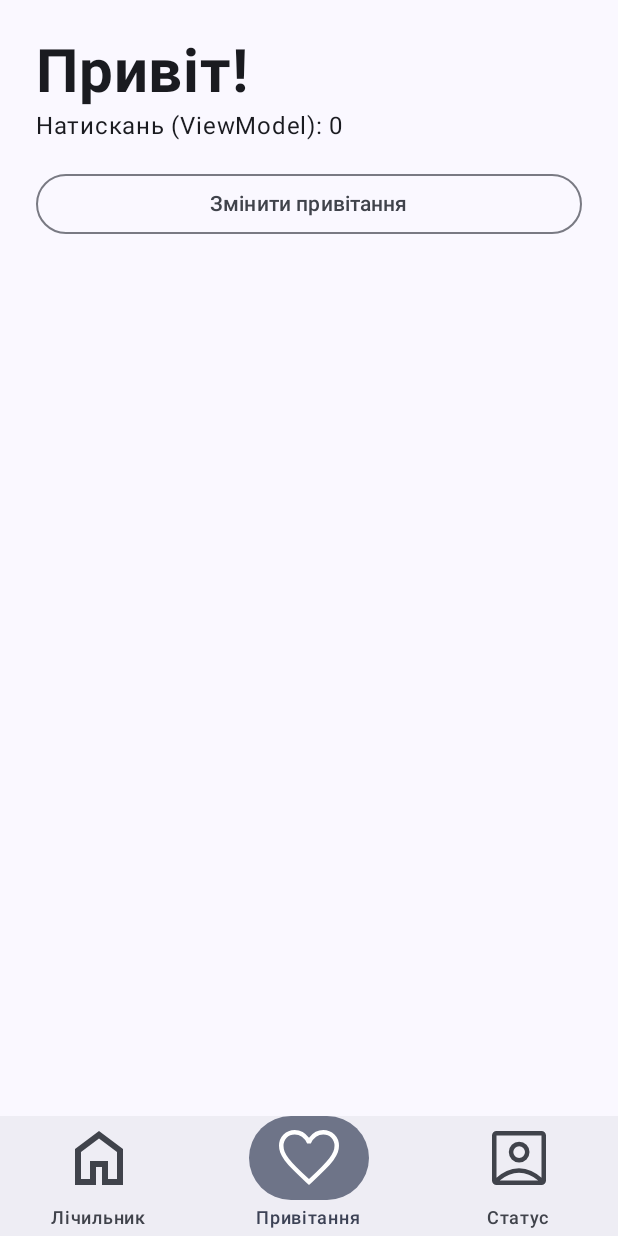
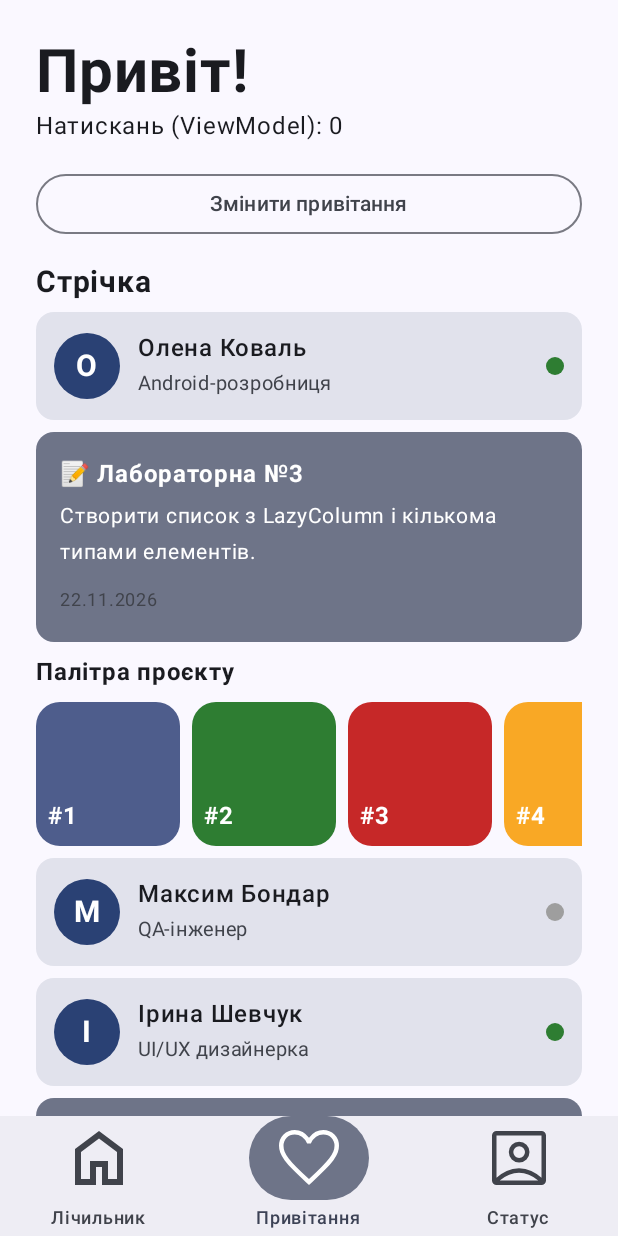
Before and after one commit to DariaPudzerei/Lab1-Android, an Android app built with Jetpack Compose: the screen it shows after launch (MainActivity), item 2 of the bottom bar chosen, on a phone screen of 412 x 824 dp. Run offline under Robolectric (Android 15) with nearby library versions, the phone set to English and light mode, and no system bars; our stand-ins replace navigation suite.

Commit message:
Lab 3: LazyColumn

```diff
--- /dev/null
+++ b/app/src/main/java/com/example/myapplication/FeedList.kt
@@ -0,0 +1,145 @@
+package com.example.myapplication
+
+import androidx.compose.foundation.background
+import androidx.compose.foundation.layout.Arrangement
+import androidx.compose.foundation.layout.Box
+import androidx.compose.foundation.layout.Column
+import androidx.compose.foundation.layout.PaddingValues
+import androidx.compose.foundation.layout.Row
+import androidx.compose.foundation.layout.Spacer
+import androidx.compose.foundation.layout.fillMaxWidth
+import androidx.compose.foundation.layout.height
+import androidx.compose.foundation.layout.padding
+import androidx.compose.foundation.layout.size
+import androidx.compose.foundation.layout.width
+import androidx.compose.foundation.lazy.LazyColumn
+import androidx.compose.foundation.lazy.LazyRow
+import androidx.compose.foundation.lazy.items
+import androidx.compose.foundation.lazy.itemsIndexed
+import androidx.compose.foundation.shape.CircleShape
+import androidx.compose.foundation.shape.RoundedCornerShape
+import androidx.compose.material3.Card
+import androidx.compose.material3.CardDefaults
+import androidx.compose.material3.MaterialTheme
+import androidx.compose.material3.Text
+import androidx.compose.runtime.Composable
+import androidx.compose.ui.Alignment
+import androidx.compose.ui.Modifier
+import androidx.compose.ui.draw.clip
+import androidx.compose.ui.graphics.Color
+import androidx.compose.ui.text.font.FontWeight
+import androidx.compose.ui.unit.dp
+import androidx.compose.ui.unit.sp
+import com.example.myapplication.data.Contact
+import com.example.myapplication.data.FeedItem
+import com.example.myapplication.data.Gallery
+import com.example.myapplication.data.Note
+
+/* ===================== ЛР3: список з кількома типами елементів ===================== */
+
+@Composable
+fun FeedList(items: List<FeedItem>, modifier: Modifier = Modifier) {
+    LazyColumn(
+        modifier = modifier,
+        contentPadding = PaddingValues(vertical = 8.dp),
+        verticalArrangement = Arrangement.spacedBy(8.dp)
+    ) {
+        items(
+            items = items,
+            key = { it.id },                 // стабільний ключ елемента
+            contentType = { it::class }      // підказка Compose для повторного використання розміток
+        ) { item ->
+            // Вибір розмітки відповідно до типу даних
+            when (item) {
+                is Contact -> ContactRow(item)
+                is Note -> NoteCard(item)
+                is Gallery -> GalleryRow(item)
+            }
+        }
+    }
+}
+
+/* ---------- Розмітка 1: контакт ---------- */
+@Composable
+fun ContactRow(contact: Contact, modifier: Modifier = Modifier) {
+    Row(
+        modifier = modifier
+            .fillMaxWidth()
+            .clip(RoundedCornerShape(12.dp))
+            .background(MaterialTheme.colorScheme.surfaceVariant)
+            .padding(12.dp),
+        verticalAlignment = Alignment.CenterVertically
+    ) {
+        // Аватар з першою літерою імені
+        Box(
+            modifier = Modifier
+                .size(44.dp)
+                .clip(CircleShape)
+                .background(MaterialTheme.colorScheme.primary),
+            contentAlignment = Alignment.Center
+        ) {
+            Text(
+                text = contact.name.first().toString(),
+                color = MaterialTheme.colorScheme.onPrimary,
+                fontSize = 20.sp,
+                fontWeight = FontWeight.Bold
+            )
+        }
+        Spacer(Modifier.width(12.dp))
+        Column(modifier = Modifier.weight(1f)) {
+            Text(contact.name, fontSize = 16.sp, fontWeight = FontWeight.SemiBold)
+            Text(contact.role, fontSize = 13.sp, color = MaterialTheme.colorScheme.onSurfaceVariant)
+        }
+        // Індикатор статусу
+        Box(
+            modifier = Modifier
+                .size(12.dp)
+                .clip(CircleShape)
+                .background(if (contact.isOnline) Color(0xFF2E7D32) else Color(0xFF9E9E9E))
+        )
+    }
+}
+
+/* ---------- Розмітка 2: нотатка ---------- */
+@Composable
+fun NoteCard(note: Note, modifier: Modifier = Modifier) {
+    Card(
+        modifier = modifier.fillMaxWidth(),
+        colors = CardDefaults.cardColors(containerColor = MaterialTheme.colorScheme.secondaryContainer)
+    ) {
+        Column(modifier = Modifier.padding(16.dp)) {
+            Text("📝 ${note.title}", fontSize = 16.sp, fontWeight = FontWeight.Bold)
+            Spacer(Modifier.height(4.dp))
+            Text(note.text, fontSize = 14.sp)
+            Spacer(Modifier.height(8.dp))
+            Text(note.date, fontSize = 12.sp, color = MaterialTheme.colorScheme.onSurfaceVariant)
+        }
+    }
+}
+
+/* ---------- Розмітка 3: галерея — горизонтальний список у вертикальному (завдання 9) ---------- */
+@Composable
+fun GalleryRow(gallery: Gallery, modifier: Modifier = Modifier) {
+    Column(modifier = modifier.fillMaxWidth()) {
+        Text(gallery.title, fontSize = 16.sp, fontWeight = FontWeight.Bold)
+        Spacer(Modifier.height(8.dp))
+        LazyRow(horizontalArrangement = Arrangement.spacedBy(8.dp)) {
+            itemsIndexed(gallery.colors) { index, color ->
+                Box(
+                    modifier = Modifier
+                        .size(96.dp)
+                        .clip(RoundedCornerShape(16.dp))
+                        .background(Color(color)),
+                    contentAlignment = Alignment.BottomStart
+                ) {
+                    Text(
+                        text = "#${index + 1}",
+                        color = Color.White,
+                        fontWeight = FontWeight.Bold,
+                        modifier = Modifier.padding(8.dp)
+                    )
+                }
+            }
+        }
+    }
+}
--- a/app/src/main/java/com/example/myapplication/MainActivity.kt
+++ b/app/src/main/java/com/example/myapplication/MainActivity.kt
@@ -48,6 +48,7 @@ import androidx.navigation.compose.NavHost
 import androidx.navigation.compose.composable
 import androidx.navigation.compose.rememberNavController
 import androidx.navigation.navArgument
+import com.example.myapplication.data.FeedViewModel
 import com.example.myapplication.ui.theme.MyApplicationTheme
 
 class MainActivity : ComponentActivity() {
@@ -253,12 +254,14 @@ class GreetingViewModel : ViewModel() {
 @Composable
 fun GreetingScreen(
     modifier: Modifier = Modifier,
-    vm: GreetingViewModel = viewModel()
+    vm: GreetingViewModel = viewModel(),
+    feedVm: FeedViewModel = viewModel()   // ЛР3: дані для списку
 ) {
     Column(
         modifier = modifier
             .fillMaxSize()
-            .padding(24.dp),
+            .padding(horizontal = 24.dp)
+            .padding(top = 24.dp),
         horizontalAlignment = Alignment.Start,
         verticalArrangement = Arrangement.Top
     ) {
@@ -268,6 +271,15 @@ fun GreetingScreen(
         OutlinedButton(onClick = { vm.next() }, modifier = Modifier.fillMaxWidth()) {
             Text("Змінити привітання")
         }
+        Spacer(Modifier.height(16.dp))
+        Text(text = "Стрічка", fontSize = 20.sp, fontWeight = FontWeight.Bold)
+        // ЛР3: список займає весь вільний простір, що залишився (weight = 1f)
+        FeedList(
+            items = feedVm.items,
+            modifier = Modifier
+                .weight(1f)
+                .fillMaxWidth()
+        )
     }
 }
 
--- /dev/null
+++ b/app/src/main/java/com/example/myapplication/data/FeedModels.kt
@@ -0,0 +1,33 @@
+package com.example.myapplication.data
+
+/**
+ * ЛР3: моделі даних для списку.
+ * Спільний sealed-інтерфейс дозволяє зберігати різні типи в одному списку
+ * і вибирати розмітку через when (item) { is ... }.
+ */
+sealed interface FeedItem {
+    val id: Int
+}
+
+/** Контакт: ім'я, роль і статус у мережі */
+data class Contact(
+    override val id: Int,
+    val name: String,
+    val role: String,
+    val isOnline: Boolean
+) : FeedItem
+
+/** Нотатка: заголовок, текст і дата */
+data class Note(
+    override val id: Int,
+    val title: String,
+    val text: String,
+    val date: String
+) : FeedItem
+
+/** Галерея: заголовок і набір кольорів (ARGB) — показується горизонтальним списком */
+data class Gallery(
+    override val id: Int,
+    val title: String,
+    val colors: List<Long>
+) : FeedItem
--- /dev/null
+++ b/app/src/main/java/com/example/myapplication/data/FeedRepository.kt
@@ -0,0 +1,24 @@
+package com.example.myapplication.data
+
+/**
+ * ЛР3: репозиторій — єдине джерело даних для списку.
+ * Зараз повертає тестові дані; пізніше його можна замінити на БД або мережу,
+ * не змінюючи ViewModel та UI.
+ */
+class FeedRepository {
+
+    fun getItems(): List<FeedItem> = listOf(
+        Contact(1, "Олена Коваль", "Android-розробниця", isOnline = true),
+        Note(2, "Лабораторна №3", "Створити список з LazyColumn і кількома типами елементів.", "22.11.2026"),
+        Gallery(3, "Палітра проєкту", listOf(0xFF4E5D8CL, 0xFF2E7D32L, 0xFFC62828L, 0xFFF9A825L, 0xFF6A1B9AL, 0xFF00838FL)),
+        Contact(4, "Максим Бондар", "QA-інженер", isOnline = false),
+        Contact(5, "Ірина Шевчук", "UI/UX дизайнерка", isOnline = true),
+        Note(6, "Нагадування", "Перед захистом перевірити роботу на емуляторі.", "23.11.2026"),
+        Contact(7, "Андрій Мельник", "Backend-розробник", isOnline = false),
+        Gallery(8, "Відтінки синього", listOf(0xFF0D47A1L, 0xFF1565C0L, 0xFF1E88E5L, 0xFF42A5F5L, 0xFF90CAF9L)),
+        Note(9, "Ідея", "Додати пошук по списку контактів.", "25.11.2026"),
+        Contact(10, "Софія Ткаченко", "Project manager", isOnline = true),
+        Note(11, "Корисне", "LazyColumn створює лише видимі елементи, тому працює швидко навіть з великими списками.", "26.11.2026"),
+        Contact(12, "Денис Лисенко", "DevOps-інженер", isOnline = false),
+    )
+}
--- /dev/null
+++ b/app/src/main/java/com/example/myapplication/data/FeedViewModel.kt
@@ -0,0 +1,13 @@
+package com.example.myapplication.data
+
+import androidx.lifecycle.ViewModel
+
+/**
+ * ЛР3: ViewModel списку. Отримує дані з репозиторію один раз
+ * і зберігає їх при повороті екрана та переходах між вкладками.
+ */
+class FeedViewModel(
+    repository: FeedRepository = FeedRepository()
+) : ViewModel() {
+    val items: List<FeedItem> = repository.getItems()
+}
```
Also changed, not shown: 3 other files.
